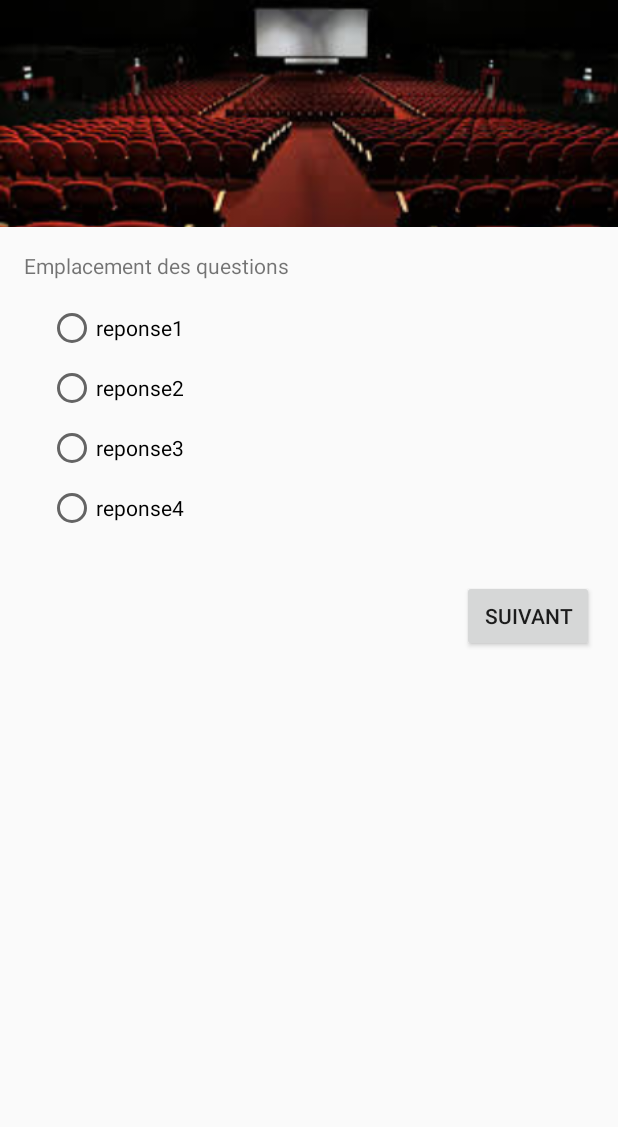
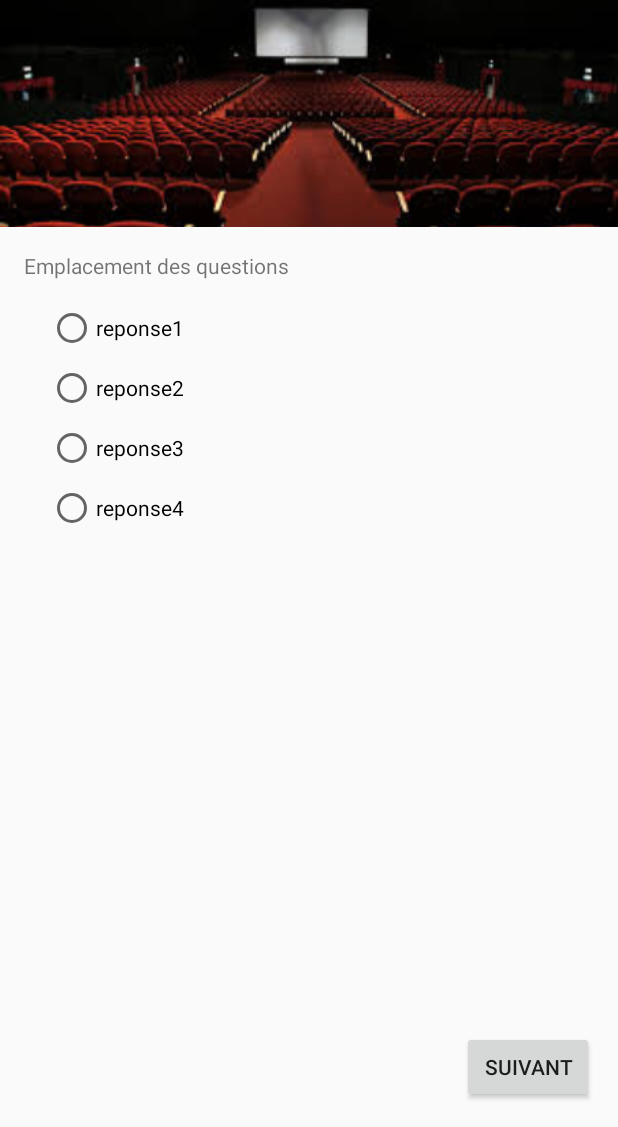
Before and after one commit to corentinClouet/QuizzCinema, an Android app: the screen it shows after launch (MainActivity), on a phone screen of 412 x 824 dp, the part 109-1236 px from its top. Run offline under Robolectric (Android 15) with nearby library versions, the light colour scheme and no system bars.

Commit message:
Ajout propriété fillViewReport sur ScrollView

```diff
--- a/app/src/main/res/layout/activity_main.xml
+++ b/app/src/main/res/layout/activity_main.xml
@@ -4,6 +4,7 @@
     xmlns:tools="http://schemas.android.com/tools"
     android:layout_width="match_parent"
     android:layout_height="match_parent"
+    android:fillViewport="true"
     tools:context="com.example.android.quizzcinema.MainActivity">
 
         <RelativeLayout
@@ -65,8 +66,7 @@
                 android:text="SUIVANT"
                 android:layout_margin="16dp"
                 android:layout_alignParentBottom="true"
-                android:layout_alignParentRight="true"
-                android:layout_below="@id/rbGroup_radioGroup"/>
+                android:layout_alignParentRight="true"/>
 
         </RelativeLayout>
 
```
